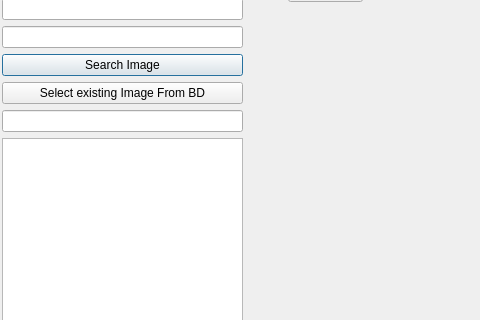
First picture: the form in BD_DEGORAS/addobjectdialog.ui, repository Tiranex/DegorasProject, before the edit; both pictures show x 722 to 1202 and y 142 to 462 of the 1202 by 573 pixel window.
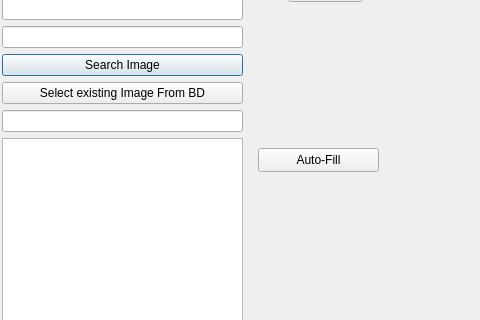
Second picture: the form after the edit.

Commit message: Plugin Bd

```diff
--- a/BD_DEGORAS/addobjectdialog.ui
+++ b/BD_DEGORAS/addobjectdialog.ui
@@ -353,6 +353,19 @@
     <string>Cancel</string>
    </property>
   </widget>
+  <widget class="QPushButton" name="searchPluginBtn">
+   <property name="geometry">
+    <rect>
+     <x>980</x>
+     <y>290</y>
+     <width>121</width>
+     <height>24</height>
+    </rect>
+   </property>
+   <property name="text">
+    <string>Auto-Fill</string>
+   </property>
+  </widget>
  </widget>
  <tabstops>
   <tabstop>noradEdit</tabstop>
```
The commit also changes 15 other files.
